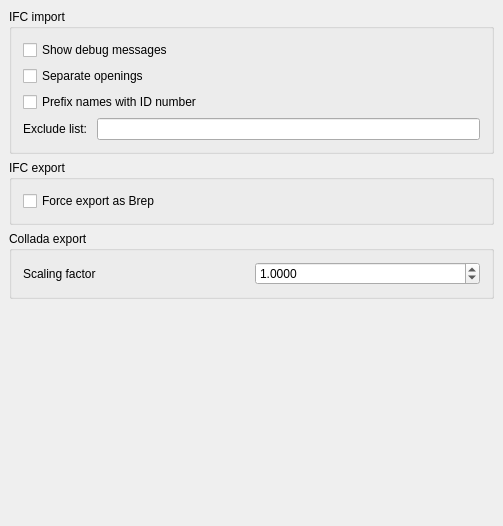
Qt form src/Mod/Arch/Resources/ui/archprefs-import.ui (berndhahnebach/All_FreeCAD) before a commit.
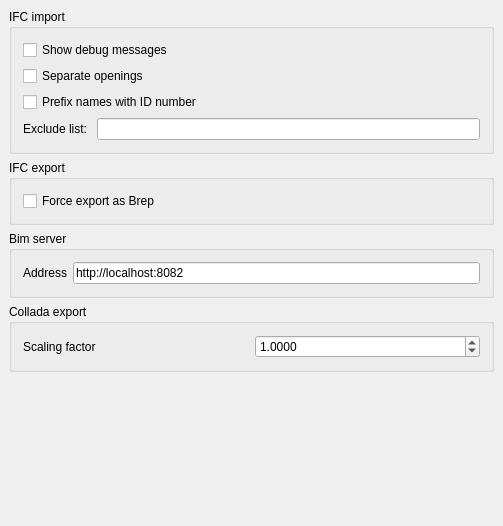
The same form after that commit. Custom widgets are drawn as their Qt base class.

Diff of the .ui file:
```diff
--- a/src/Mod/Arch/Resources/ui/archprefs-import.ui
+++ b/src/Mod/Arch/Resources/ui/archprefs-import.ui
@@ -148,6 +148,42 @@
      </layout>
     </widget>
    </item>
+   <item>
+    <widget class="QGroupBox" name="groupBox_4">
+     <property name="title">
+      <string>Bim server</string>
+     </property>
+     <layout class="QVBoxLayout" name="verticalLayout_4">
+      <item>
+       <layout class="QHBoxLayout" name="horizontalLayout">
+        <item>
+         <widget class="QLabel" name="label">
+          <property name="text">
+           <string>Address</string>
+          </property>
+         </widget>
+        </item>
+        <item>
+         <widget class="Gui::PrefLineEdit" name="lineEdit">
+          <property name="toolTip">
+           <string>The URL of a bim server instance (www.bimserver.org)  to connect to.</string>
+          </property>
+          <property name="text">
+           <string>http://localhost:8082</string>
+          </property>
+          <property name="prefEntry" stdset="0">
+           <cstring>BimServerUrl</cstring>
+          </property>
+          <property name="prefPath" stdset="0">
+           <cstring>Mod/Arch</cstring>
+          </property>
+         </widget>
+        </item>
+       </layout>
+      </item>
+     </layout>
+    </widget>
+   </item>
    <item>
     <widget class="QGroupBox" name="groupBox_3">
      <property name="title">
```
Left out of the diff: 4 changed lines with no effect on the pictures.
